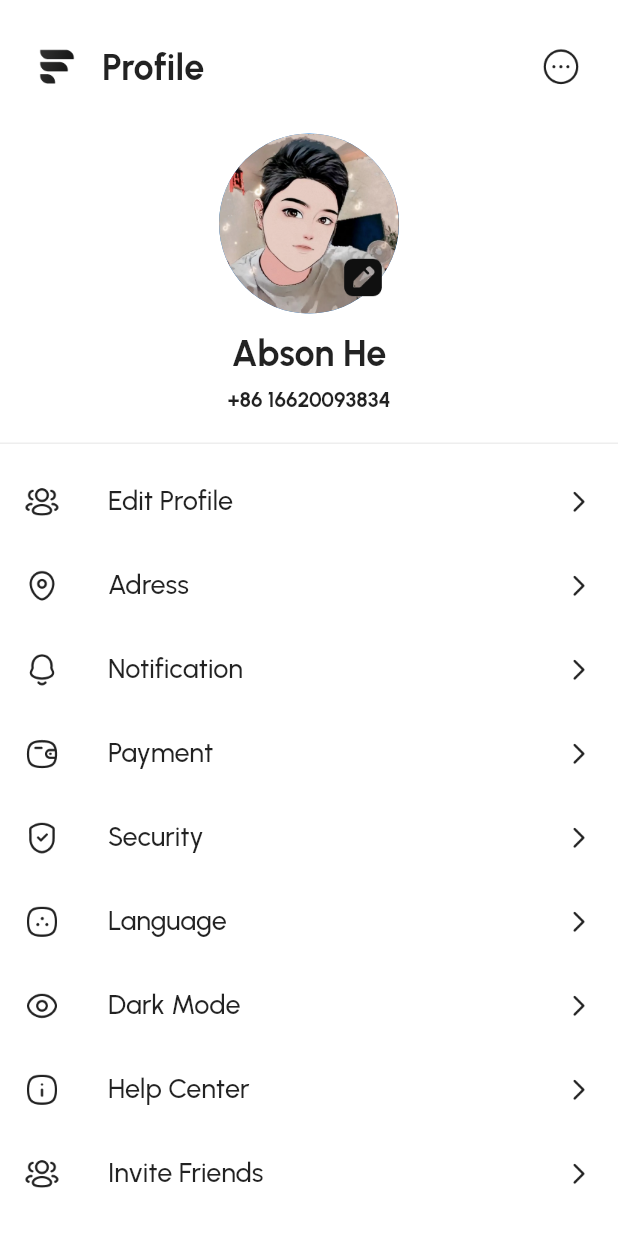
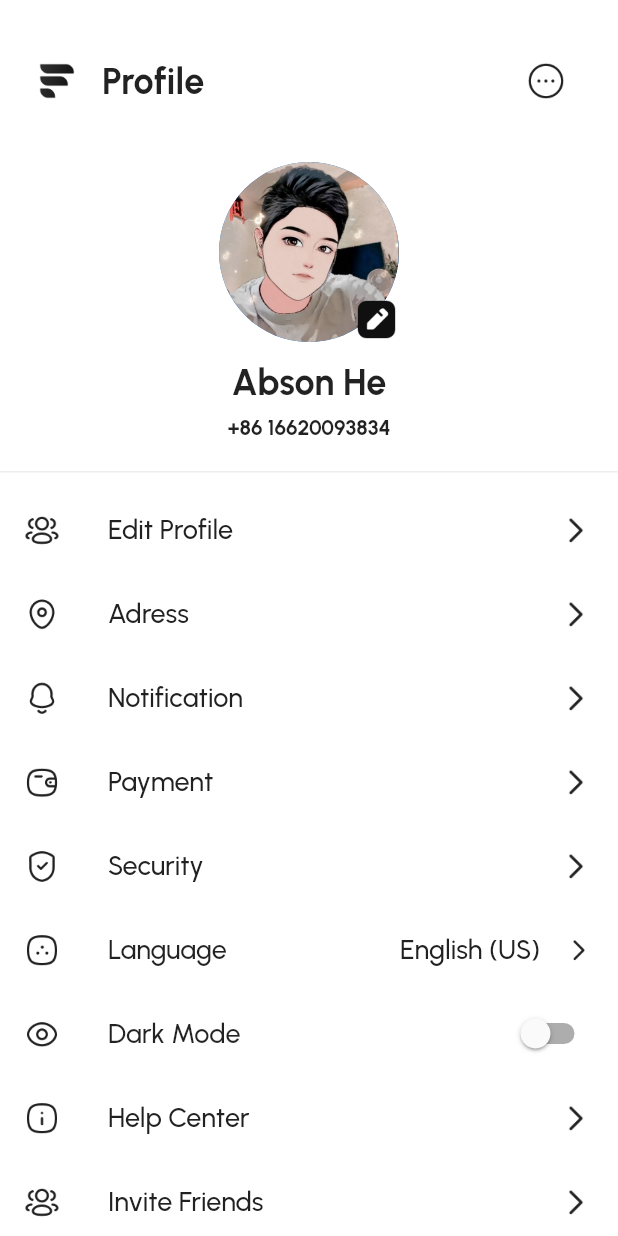
Before and after one commit to Abson/Fresh-Buyer-Flutter, a Flutter app: the ProfileScreen screen opened by its route, on a phone screen of 412 x 824 dp. Run offline on Flutter 3.47's test engine with Material 2 defaults, Android fonts, the phone set to English and light mode, and no system bars.

Commit message:
use inkwell，make good click user experience.

```diff
--- a/lib/screens/home/home.dart
+++ b/lib/screens/home/home.dart
@@ -34,7 +34,7 @@ class _HomeScreenState extends State<HomeScreen> {
             padding: EdgeInsets.only(top: 24),
             sliver: SliverAppBar(
               pinned: true,
-              flexibleSpace: HomeHeader(),
+              flexibleSpace: HomeAppBar(),
             ),
           ),
           SliverPadding(
--- a/lib/screens/home/special_offer.dart
+++ b/lib/screens/home/special_offer.dart
@@ -60,7 +60,9 @@ class _SpecialOffersState extends State<SpecialOffers> {
           ),
           itemBuilder: ((context, index) {
             final data = categories[index];
-            return Column(
+            return InkWell(
+              onTap: () {},
+              child: Column(
                 children: [
                   Container(
                     decoration: BoxDecoration(
@@ -81,6 +83,7 @@ class _SpecialOffersState extends State<SpecialOffers> {
                     ),
                   ),
                 ],
+              ),
             );
           }),
         )
--- a/lib/screens/profile/header.dart
+++ b/lib/screens/profile/header.dart
@@ -16,7 +16,11 @@ class ProfileHeader extends StatelessWidget {
               const Expanded(
                 child: Text('Profile', style: TextStyle(fontSize: 24, fontWeight: FontWeight.bold)),
               ),
-              Image.asset('assets/icons/tabbar/light/more_circle@2x.png', scale: 2),
+              IconButton(
+                iconSize: 28,
+                icon: Image.asset('assets/icons/tabbar/light/more_circle@2x.png', scale: 2),
+                onPressed: () {},
+              ),
             ],
           ),
         ),
@@ -30,9 +34,9 @@ class ProfileHeader extends StatelessWidget {
             Positioned.fill(
               child: Align(
                 alignment: Alignment.bottomRight,
-                child: IconButton(
-                  icon: Image.asset('assets/icons/profile/edit_square@2x.png', scale: 2),
-                  onPressed: () {},
+                child: InkWell(
+                  child: Image.asset('assets/icons/profile/edit_square@2x.png', scale: 2),
+                  onTap: () {},
                 ),
               ),
             ),
--- a/lib/screens/profile/profile_screen.dart
+++ b/lib/screens/profile/profile_screen.dart
@@ -6,9 +6,26 @@ typedef ProfileOptionTap = void Function();
 class ProfileOption {
   String title;
   String icon;
+  Color? titleColor;
   ProfileOptionTap? onClick;
+  Widget? trailing;
 
-  ProfileOption({required this.title, required this.icon, this.onClick});
+  ProfileOption({
+    required this.title,
+    required this.icon,
+    this.onClick,
+    this.titleColor,
+    this.trailing,
+  });
+
+  ProfileOption.arrow({
+    required this.title,
+    required this.icon,
+    this.onClick,
+    this.titleColor = const Color(0xFF212121),
+    this.trailing = const Image(
+        image: AssetImage('assets/icons/profile/arrow_right@2x.png'), width: 24, height: 24),
+  });
 }
 
 class ProfileScreen extends StatefulWidget {
@@ -23,17 +40,55 @@ class ProfileScreen extends StatefulWidget {
 class _ProfileScreenState extends State<ProfileScreen> {
   static _profileIcon(String last) => 'assets/icons/profile/$last';
 
-  final datas = <ProfileOption>[
-    ProfileOption(title: 'Edit Profile', icon: _profileIcon('user@2x.png')),
-    ProfileOption(title: 'Adress', icon: _profileIcon('location@2x.png')),
-    ProfileOption(title: 'Notification', icon: _profileIcon('notification@2x.png')),
-    ProfileOption(title: 'Payment', icon: _profileIcon('wallet@2x.png')),
-    ProfileOption(title: 'Security', icon: _profileIcon('shield_done@2x.png')),
-    ProfileOption(title: 'Language', icon: _profileIcon('more_circle@2x.png')),
-    ProfileOption(title: 'Dark Mode', icon: _profileIcon('show@2x.png')),
-    ProfileOption(title: 'Help Center', icon: _profileIcon('info_square@2x.png')),
-    ProfileOption(title: 'Invite Friends', icon: _profileIcon('user@2x.png')),
-  ];
+  bool _isDark = false;
+
+  get datas => <ProfileOption>[
+        ProfileOption.arrow(title: 'Edit Profile', icon: _profileIcon('user@2x.png')),
+        ProfileOption.arrow(title: 'Adress', icon: _profileIcon('location@2x.png')),
+        ProfileOption.arrow(title: 'Notification', icon: _profileIcon('notification@2x.png')),
+        ProfileOption.arrow(title: 'Payment', icon: _profileIcon('wallet@2x.png')),
+        ProfileOption.arrow(title: 'Security', icon: _profileIcon('shield_done@2x.png')),
+        _languageOption(),
+        _darkModel(),
+        ProfileOption.arrow(title: 'Help Center', icon: _profileIcon('info_square@2x.png')),
+        ProfileOption.arrow(title: 'Invite Friends', icon: _profileIcon('user@2x.png')),
+        ProfileOption(
+          title: 'Logout',
+          icon: _profileIcon('logout@2x.png'),
+          titleColor: const Color(0xFFF75555),
+        ),
+      ];
+
+  _languageOption() => ProfileOption(
+      title: 'Language',
+      icon: _profileIcon('more_circle@2x.png'),
+      trailing: SizedBox(
+        width: 150,
+        child: Row(
+          mainAxisAlignment: MainAxisAlignment.end,
+          children: [
+            const Text(
+              'English (US)',
+              style: TextStyle(fontWeight: FontWeight.w500, fontSize: 18, color: Color(0xFF212121)),
+            ),
+            const SizedBox(width: 16),
+            Image.asset('assets/icons/profile/arrow_right@2x.png', scale: 2)
+          ],
+        ),
+      ));
+
+  _darkModel() => ProfileOption(
+      title: 'Dark Mode',
+      icon: _profileIcon('show@2x.png'),
+      trailing: Switch(
+        value: _isDark,
+        activeColor: const Color(0xFF212121),
+        onChanged: (value) {
+          setState(() {
+            _isDark = !_isDark;
+          });
+        },
+      ));
 
   @override
   Widget build(BuildContext context) {
@@ -74,9 +129,9 @@ class _ProfileScreenState extends State<ProfileScreen> {
       leading: Image.asset(data.icon, scale: 2),
       title: Text(
         data.title,
-        style: const TextStyle(fontWeight: FontWeight.w500, fontSize: 18),
+        style: TextStyle(fontWeight: FontWeight.w500, fontSize: 18, color: data.titleColor),
       ),
-      trailing: Image.asset('assets/icons/profile/arrow_right@2x.png', scale: 2),
+      trailing: data.trailing,
       onTap: () {},
     );
   }
```
Also changed, not shown: lib/components/product_card.dart (+12 -8 lines), lib/screens/home/hearder.dart (+10 -8 lines), lib/screens/home/most_popular.dart (+4 -4 lines). Lines whose indentation alone changed are shown as unchanged.
